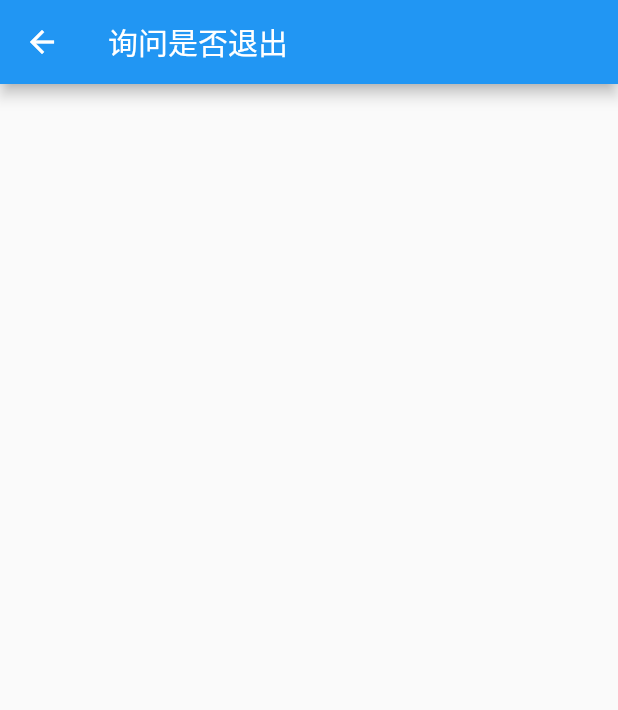
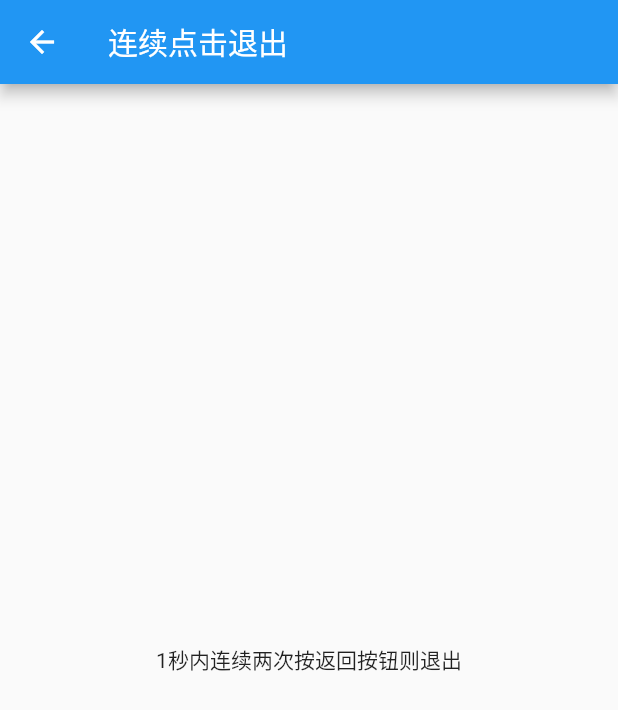
Before and after one commit to codprincess/flutter_base, a Flutter app: the WillPopScopePage screen opened by its route, on a phone screen of 412 x 824 dp. Shown: the top 710 px of the screen. Run offline on Flutter 3.47's test engine with Material 2 defaults, Android fonts, the phone set to English and light mode, and no system bars; missing offline and left inert: fancy_bottom_navigation_2.

Commit message:
WillPopScope

```diff
--- a/lib/WillPopScopePage.dart
+++ b/lib/WillPopScopePage.dart
@@ -1,17 +1,157 @@
+
 import 'package:flutter/material.dart';
-
-class WillPopScopePage extends StatelessWidget {
+class WillPopScopePage extends StatefulWidget {
   const WillPopScopePage({Key? key}) : super(key: key);
 
   @override
+  State<WillPopScopePage> createState() => _WillPopScopePageState();
+}
+
+class _WillPopScopePageState extends State<WillPopScopePage> {
+  DateTime? _lastPressedAt; //上次点击时间
+  @override
   Widget build(BuildContext context) {
-    return  Scaffold(
-      appBar: AppBar(title: const Text('询问是否退出'),),
-      // body: AskPage()
+    return WillPopScope(
+      onWillPop: () async {
+        if(_lastPressedAt == null || DateTime.now().difference(_lastPressedAt!)>Duration(seconds: 1)){
+          //两次点击间隔超过1秒则重新计时
+          _lastPressedAt = DateTime.now();
+          return false;
+        }
+        return true;
+      },
+      child: Scaffold(
+        appBar: AppBar(title: const Text('连续点击退出'),),
+        body: Container(
+          alignment: Alignment.center,
+          child: const Text('1秒内连续两次按返回按钮则退出'),
+        ),
+      )
     );
   }
+}
 
-}
+// class WillPopScopePage extends StatefulWidget {
+//   const WillPopScopePage({Key? key}) : super(key: key);
+//
+//   @override
+//   State<WillPopScopePage> createState() => _WillPopScopePageState();
+// }
+// class _WillPopScopePageState extends State<WillPopScopePage> {
+//   Future<bool?> _onBackPressed(BuildContext context) async{
+//     return showDialog(
+//         context: context,
+//         builder: (BuildContext context){
+//           return  AlertDialog(
+//             title: const Text('确定要退出吗？'),
+//             actions: [
+//               TextButton(
+//                   onPressed: (){
+//                     Navigator.of(context).pop(false);
+//                   },
+//                   child: const Text('取消')
+//               ),
+//               TextButton(
+//                   onPressed: (){
+//                     print('1111');
+//                     Navigator.of(context).pop(true);
+//                   },
+//                   child: const Text('确定')
+//               )
+//             ],
+//           );
+//         }
+//     );
+//   }
+//
+//   @override
+//   Widget build(BuildContext context) {
+//     return WillPopScope(
+//       onWillPop: () async{
+//         bool? result = await _onBackPressed(context);
+//         result ??= false; //判断是否为null，是就赋值false
+//         return result;
+//       },
+//       child: Scaffold(
+//         body: SafeArea(
+//           child: SingleChildScrollView(
+//             child: Column(
+//               mainAxisAlignment: MainAxisAlignment.center,
+//               children: [
+//                 Stack(
+//                   children: [
+//                     Positioned(
+//                         child: AppBar(
+//                           centerTitle: true,
+//                           title:const Text(
+//                             'Sample',
+//                             style: TextStyle(
+//                               fontWeight: FontWeight.bold,
+//                               fontSize: 20,
+//                               color: Colors.black87,
+//                             ),
+//                           ),
+//                           backgroundColor: Colors.transparent,
+//                           elevation: 0,
+//                           leading: IconButton(
+//                             icon: const Icon(Icons.arrow_back,color: Colors.black,size: 30,),
+//                             onPressed: (){_onBackPressed(context);},
+//                           ),
+//                         )
+//                     )
+//                   ],
+//                 )
+//               ],
+//             ),
+//           ),
+//         ),
+//       ),
+//     );
+//   }
+// }
+
+
+
+
+
+// class AskPage extends StatefulWidget {
+//   const AskPage({Key? key}) : super(key: key);
+//
+//   @override
+//   State<AskPage> createState() => _AskPageState();
+// }
+//
+// class _AskPageState extends State<AskPage> {
+//   @override
+//   Widget build(BuildContext context) {
+//     return WillPopScope(
+//       onWillPop: () async {
+//         return showDialog(
+//             context: context,
+//             builder: (BuildContext context){
+//               return AlertDialog(
+//                 title: Text('确定要退出？'),
+//                 actions: [
+//                   TextButton(onPressed: (){Navigator.of(context).pop(true);}, child: const Text('确定')),
+//                   TextButton(onPressed: (){Navigator.of(context).pop(false);}, child: const Text('取消'))
+//                 ],
+//               );
+//             }
+//         );
+//         // return true;
+//       },
+//       child: Scaffold(
+//         appBar: AppBar(title: const Text('询问'),),
+//         body: Container(
+//           alignment: Alignment.center,
+//           child: const Text('点击后退按钮，询问是否退出'),
+//         ),
+//       ),
+//     );
+//   }
+// }
+
+
 
 
 
```
Also changed, not shown: 10 other files.
